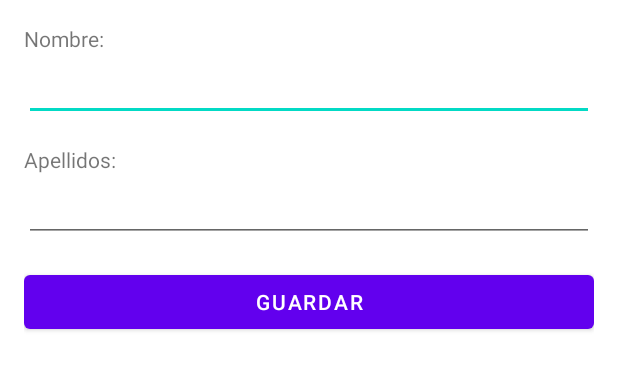
After one commit to Pabloyquemas/PMDM, an Android app: the layout activity_ut01ex06.xml on its own in the app's theme, with its tools: preview values and no code run, on a phone screen of 412 x 824 dp. The commit adds this screen. Shown: the top 370 px of the screen. Run offline under Robolectric (Android 15) with nearby library versions, the phone set to English and light mode, and no system bars.

Commit message:
Button, ScroolView y viewModel

```diff
--- /dev/null
+++ b/app/src/main/java/com/pgonrod/pmdm2022/ut01/ex06/data/UserDataRepository.kt
@@ -0,0 +1,5 @@
+package com.pgonrod.pmdm2022.ut01.ex06.data
+
+class UserDataRepository {
+
+}
--- /dev/null
+++ b/app/src/main/java/com/pgonrod/pmdm2022/ut01/ex06/domain/Cat.kt
@@ -0,0 +1,3 @@
+package com.pgonrod.pmdm2022.ut01.ex06.domain
+
+data class Cat (val name: String, val surname: String)
--- /dev/null
+++ b/app/src/main/java/com/pgonrod/pmdm2022/ut01/ex06/domain/SaveUserUseCase.kt
@@ -0,0 +1,5 @@
+package com.pgonrod.pmdm2022.ut01.ex06.domain
+
+class SaveUserUseCase {
+
+}
--- /dev/null
+++ b/app/src/main/java/com/pgonrod/pmdm2022/ut01/ex06/domain/User.kt
@@ -0,0 +1,3 @@
+package com.pgonrod.pmdm2022.ut01.ex06.domain
+
+data class User (val UserId: String, val name: String, val age: Int)
--- /dev/null
+++ b/app/src/main/java/com/pgonrod/pmdm2022/ut01/ex06/presentation/Ut01Ex06ViewModel.kt
@@ -0,0 +1,4 @@
+package com.pgonrod.pmdm2022.ut01.ex06.presentation
+
+class Ut01Ex06ViewModel {
+}
--- /dev/null
+++ b/app/src/main/res/layout/activity_ut01ex06.xml
@@ -0,0 +1,41 @@
+<?xml version="1.0" encoding="utf-8"?>
+<ScrollView xmlns:android="http://schemas.android.com/apk/res/android"
+    android:layout_width="match_parent"
+    android:layout_height="match_parent">
+
+    <LinearLayout
+        android:layout_margin="@dimen/both_spacing"
+        android:layout_width="match_parent"
+        android:layout_height="match_parent"
+        android:orientation="vertical">
+
+        <TextView
+            android:layout_width="match_parent"
+            android:layout_height="wrap_content"
+            android:text="@string/form_label_name" />
+
+        <EditText
+            android:id="@+id/inputName"
+            android:layout_width="match_parent"
+            android:layout_height="wrap_content" />
+
+        <TextView
+            android:layout_width="match_parent"
+            android:layout_height="wrap_content"
+            android:layout_marginTop="@dimen/both_spacing"
+            android:text="@string/form_label_surname" />
+
+        <EditText
+            android:id="@+id/inputSurname"
+            android:layout_width="match_parent"
+            android:layout_height="wrap_content" />
+
+        <Button
+            android:id="@+id/actionSave"
+            android:layout_width="match_parent"
+            android:layout_height="wrap_content"
+            android:layout_marginTop="@dimen/vertical_spacing"
+            android:text="@string/form_label_save" />
+    </LinearLayout>
+
+</ScrollView>
--- a/app/src/main/res/values/strings.xml
+++ b/app/src/main/res/values/strings.xml
@@ -4,4 +4,7 @@
     <string name="titulo">Dados</string>
     <string name="contenido">Un dado es un objeto preparado para mostrar un resultado aleatorio cuando es lanzado sobre una superficie horizontal, desde la mano o mediante un cubilete, en cuyo caso los resultados ocurren con una probabilidad que se distribuye mediante una distribución uniforme discreta.</string>
     <string name="titulo2">Titulo</string>
+    <string name="form_label_name">Nombre:</string>
+    <string name="form_label_surname">Apellidos:</string>
+    <string name="form_label_save">Guardar</string>
 </resources>
```
Also changed, not shown: app/build.gradle (+7 -0 lines), app/src/main/AndroidManifest.xml (+7 -0 lines), app/src/main/java/com/pgonrod/pmdm2022/ut01/ex06/domain/UserRepository.kt (added, +7 -0 lines), app/src/main/java/com/pgonrod/pmdm2022/ut01/ex06/presentation/Ut01ex06Activity.kt (added, +31 -0 lines), app/src/main/res/values/dimens.xml (+13 -1 lines).
